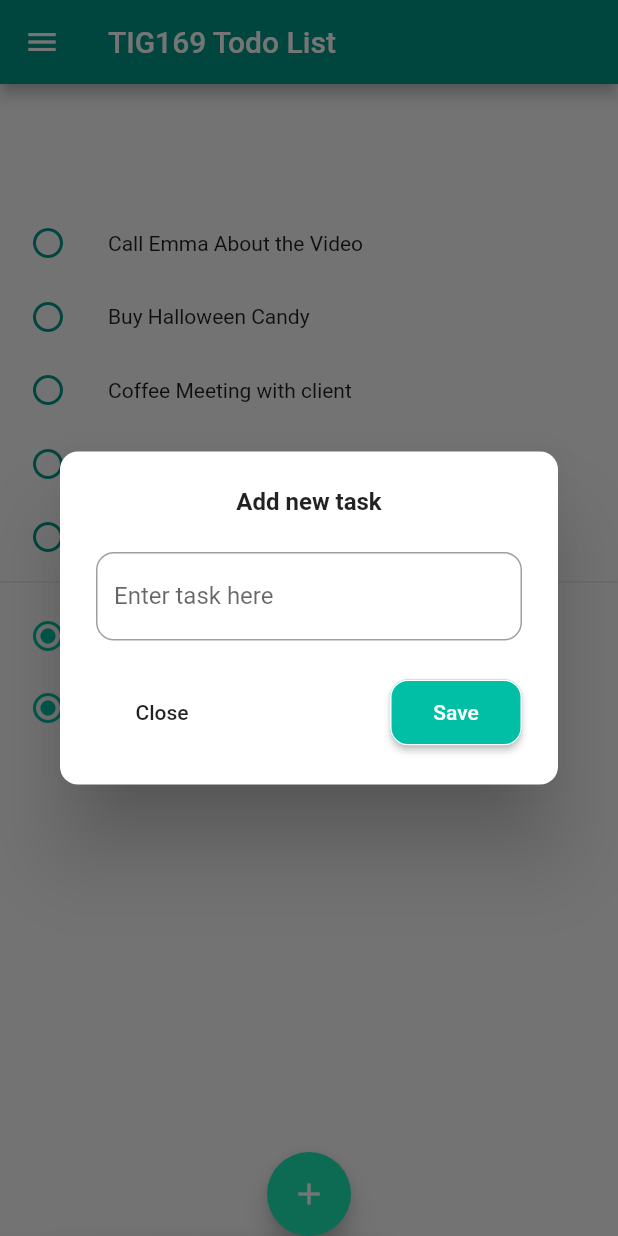
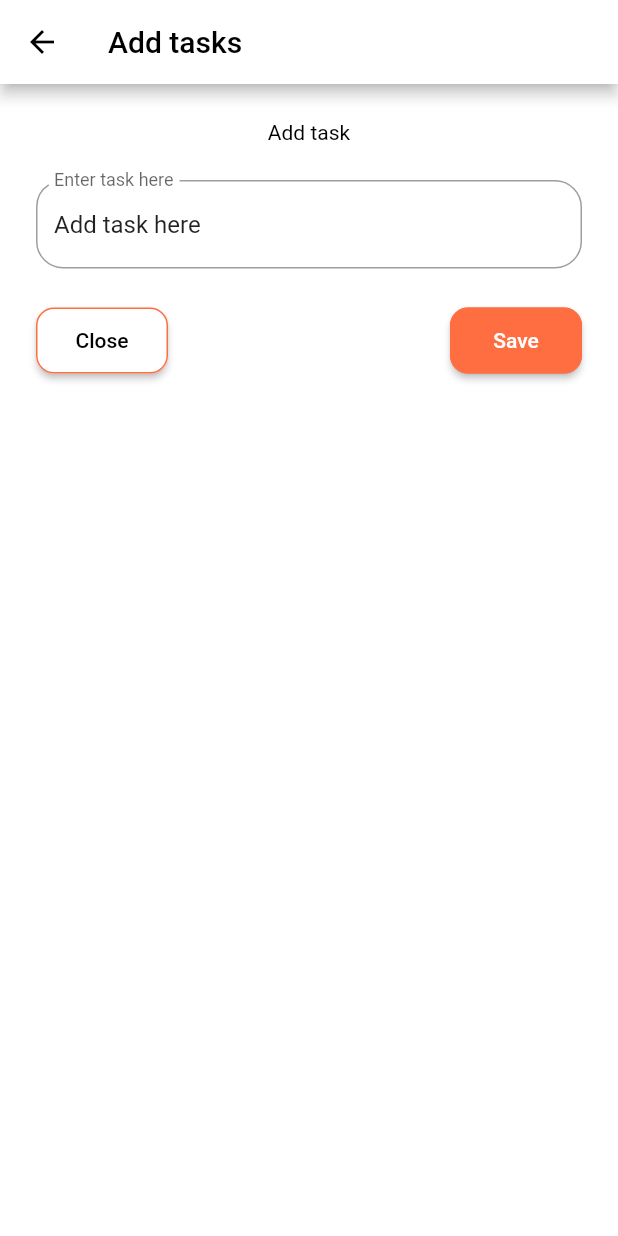
Before and after one commit to gu-tig169/gushellsju, a Flutter app: the screen it shows after launch, after a tap on the "add" icon, on a phone screen of 412 x 824 dp. Run offline on Flutter 3.47's test engine with Material 2 defaults, Android fonts, the phone set to English and light mode, and no system bars.

Commit message:
implemented changes för steg 3

```diff
--- /dev/null
+++ b/lib/AddTaskView.dart
@@ -0,0 +1,22 @@
+import 'package:flutter/material.dart';
+import 'model.dart';
+import 'TaskWidget.dart';
+
+class AddTaskView extends StatelessWidget {
+  final TodoTasks task;
+
+  AddTaskView(this.task);
+
+  Widget build(BuildContext context) {
+    return Scaffold(
+      backgroundColor: Colors.white,
+      appBar: AppBar(
+        backgroundColor: Colors.white,
+        title: Text('Add tasks', style: TextStyle(color: Colors.black)),
+      ),
+      body: Column(children: [
+        TaskWidget(task),
+      ]),
+    );
+  }
+}
--- /dev/null
+++ b/lib/TaskWidget.dart
@@ -0,0 +1,93 @@
+import 'package:flutter/material.dart';
+import 'TodoListView.dart';
+import 'model.dart';
+import 'custom_button.dart';
+
+class TaskWidget extends StatefulWidget {
+  final TodoTasks task;
+
+  TaskWidget(this.task);
+
+  @override
+  State<StatefulWidget> createState() {
+    return TaskWidgetState(task);
+  }
+}
+
+class TaskWidgetState extends State<TaskWidget> {
+  String message;
+
+  TextEditingController textEditingController;
+
+  TaskWidgetState(TodoTasks task) {
+    this.message = task.message;
+
+    textEditingController = TextEditingController(text: task.message);
+    textEditingController.addListener(() {
+      setState(() {
+        message = textEditingController.text;
+      });
+    });
+  }
+
+  Widget build(BuildContext context) {
+    return Padding(
+      padding: const EdgeInsets.all(24.0),
+      child: Column(
+        mainAxisSize: MainAxisSize.min,
+        children: <Widget>[
+          Center(
+              child: Text(
+            "Add task",
+            style: TextStyle(
+              fontSize: 14,
+              color: Colors.black,
+            ),
+          )),
+          SizedBox(
+            height: 24,
+          ),
+          TextField(
+            controller: textEditingController,
+            decoration: InputDecoration(
+                labelStyle: new TextStyle(
+                  height: 0,
+                ),
+                border: OutlineInputBorder(
+                    borderRadius: BorderRadius.all(Radius.circular(18))),
+                labelText: 'Enter task here'),
+          ),
+          SizedBox(
+            height: 24,
+          ),
+          _actionButton(context)
+        ],
+      ),
+    );
+  }
+
+  Row _actionButton(BuildContext context) {
+    return Row(
+      mainAxisAlignment: MainAxisAlignment.spaceBetween,
+      children: <Widget>[
+        CustomButton(
+          onPressed: () {
+            Navigator.push(context,
+                MaterialPageRoute(builder: (context) => TodoListView()));
+          },
+          buttonText: "Close",
+          color: Colors.white,
+          textColor: Colors.black,
+        ),
+        CustomButton(
+          buttonText: "Save",
+          onPressed: () {
+            Navigator.pop(context, TodoTasks(message: message));
+          },
+          color: Colors.deepOrangeAccent,
+          textColor: Colors.white,
+        )
+      ],
+    );
+  }
+}
--- /dev/null
+++ b/lib/TodoList.dart
@@ -0,0 +1,36 @@
+import 'package:flutter/material.dart';
+import 'package:provider/provider.dart';
+import 'model.dart';
+
+class TodoList extends StatelessWidget {
+  final List<TodoTasks> list;
+
+  TodoList(this.list);
+
+  Widget build(BuildContext context) {
+    return ListView(
+        children: list.map((task) => _taskItem(context, task)).toList());
+  }
+
+  Widget _taskItem(context, task) {
+    return Card(
+      color: Colors.deepOrangeAccent,
+      child: CheckboxListTile(
+        controlAffinity: ListTileControlAffinity.leading,
+        title: Text(task.message),
+        value: task.done,
+        onChanged: (bool checked) {
+          var state = Provider.of<MyState>(context, listen: false);
+          state.getCheckboxValue(task, checked);
+        },
+        secondary: IconButton(
+          icon: Icon(Icons.clear),
+          onPressed: () {
+            var state = Provider.of<MyState>(context, listen: false);
+            state.removeTask(task);
+          },
+        ),
+      ),
+    );
+  }
+}
--- /dev/null
+++ b/lib/TodoListView.dart
@@ -0,0 +1,72 @@
+import 'package:flutter/material.dart';
+import 'package:provider/provider.dart';
+
+import 'AddTaskView.dart';
+import 'TodoList.dart';
+import 'model.dart';
+
+class TodoListView extends StatefulWidget {
+  @override
+  _TodoListViewState createState() => _TodoListViewState();
+}
+
+class _TodoListViewState extends State<TodoListView> {
+  List<String> filterBy = ['All Tasks', 'Completed', 'Incompleted'];
+  String filterValue = 'All Tasks';
+
+  Widget build(BuildContext context) {
+    return Scaffold(
+      backgroundColor: Colors.white,
+      appBar: AppBar(
+        backgroundColor: Colors.white,
+        title: Text('Todo List'),
+        actions: [
+          _dropDownButton(),
+        ],
+      ),
+      body: Consumer<MyState>(
+        builder: (context, state, child) =>
+            TodoList(state.filterOptions(filterValue)),
+      ),
+      floatingActionButton: FloatingActionButton(
+        backgroundColor: Colors.deepOrange,
+        child: Icon(Icons.add),
+        onPressed: () async {
+          var newTask = await Navigator.push(
+              context,
+              MaterialPageRoute(
+                  builder: (context) =>
+                      AddTaskView(TodoTasks(message: 'Add task here'))));
+
+          // lägg till newTask i todolistan.
+
+          Provider.of<MyState>(context, listen: false).addTask(newTask);
+          return TodoListView();
+        },
+      ),
+      floatingActionButtonLocation: FloatingActionButtonLocation.centerDocked,
+      bottomNavigationBar: BottomAppBar(
+          shape: CircularNotchedRectangle(),
+          child: Row(
+            mainAxisAlignment: MainAxisAlignment.spaceBetween,
+          )),
+    );
+  }
+
+  Widget _dropDownButton() {
+    return DropdownButton(
+      onChanged: (newValue) {
+        setState(() {
+          filterValue = newValue;
+        });
+      },
+      items: filterBy.map((filter) {
+        return DropdownMenuItem<String>(
+          value: filter,
+          child: Text(filter),
+        );
+      }).toList(),
+      icon: Icon(Icons.more_vert, size: 25, color: Colors.black),
+    );
+  }
+}
--- /dev/null
+++ b/lib/api.dart
@@ -0,0 +1,41 @@
+import 'dart:convert';
+import 'package:http/http.dart' as http;
+import 'package:to_dolist/model.dart';
+
+const API_URL = 'https://todoapp-api-vldfm.ondigitalocean.app';
+const API_KEY = '25463fb2-290c-42e8-9470-e33bc3ee601f';
+
+class Api {
+  static Future addTasks(TodoTasks task) async {
+    var json = jsonEncode(TodoTasks.toJson(task));
+    print(json);
+    await http.post('$API_URL/todos?key=$API_KEY',
+        body: json, headers: {'Content-Type': 'application/json'});
+
+    print('Added');
+  }
+
+  static Future<List<TodoTasks>> getTasks() async {
+    var response = await http.get('$API_URL/todos?key=$API_KEY');
+    print(response.body);
+    var json = jsonDecode(response.body);
+    print(json);
+    return json.map<TodoTasks>((data) {
+      return TodoTasks.fromJson(data);
+    }).toList();
+  }
+
+  static Future removeTasks(String taskMessage) async {
+    await http.delete('$API_URL/todos/$taskMessage?key=$API_KEY');
+    print('remove tasks');
+  }
+
+  static Future changeStatus(TodoTasks task) async {
+    String taskID = task.id;
+    var json = jsonEncode(TodoTasks.toJson(task));
+    print('changeStatus: id=$taskID, boyd=$json');
+    await http.put('$API_URL/todos/$taskID?key=$API_KEY',
+        body: json, headers: {'Content-Type': 'application/json'});
+    print('status changed');
+  }
+}
--- /dev/null
+++ b/lib/custom_button.dart
@@ -0,0 +1,30 @@
+import 'package:flutter/material.dart';
+
+class CustomButton extends StatelessWidget {
+  final VoidCallback onPressed;
+  final String buttonText;
+  final Color color;
+  final Color textColor;
+  final Color borderColor;
+
+  CustomButton(
+      {@required this.onPressed,
+      @required this.buttonText,
+      this.color,
+      this.textColor,
+      this.borderColor = Colors.deepOrangeAccent});
+
+  @override
+  Widget build(BuildContext context) {
+    return MaterialButton(
+      onPressed: onPressed,
+      shape: RoundedRectangleBorder(
+          side: BorderSide(color: borderColor),
+          borderRadius: BorderRadius.circular(12)),
+      color: color,
+      textColor: textColor,
+      padding: const EdgeInsets.all(14.0),
+      child: Text(buttonText),
+    );
+  }
+}
--- a/lib/main.dart
+++ b/lib/main.dart
@@ -1,128 +1,30 @@
 import 'package:flutter/material.dart';
-import 'package:to_dolist/pages/add_task_page.dart';
+import 'package:provider/provider.dart';
 
-void main() => runApp(MyApp());
+import 'TodoListView.dart';
+import 'model.dart';
+
+void main() {
+  var state = MyState();
+
+  runApp(
+    ChangeNotifierProvider(
+      create: (context) => state,
+      child: MyApp(),
+    ),
+  );
+}
 
 class MyApp extends StatelessWidget {
+  // This widget is the root of your application.
   @override
   Widget build(BuildContext context) {
     return MaterialApp(
-      debugShowCheckedModeBanner: false,
-      home: MainView(),
-    );
+        debugShowCheckedModeBanner: false,
+        home: TodoListView(),
+        theme: ThemeData(
+          primaryColor: Colors.white,
+          accentColor: Colors.deepOrange,
+        ));
   }
 }
-
-class MainView extends StatelessWidget {
-  @override
-  Widget build(BuildContext context) {
-    return Scaffold(
-      appBar: AppBar(
-        backgroundColor: Color(0xFF009688),
-        title: Text('TIG169 Todo List'),
-      ),
-      body: Stack(
-        children: <Widget>[
-          Container(
-            height: 0,
-            color: Colors.teal[700],
-          ),
-          _mainContent(context)
-        ],
-      ),
-      floatingActionButton: FloatingActionButton(
-        backgroundColor: Colors.tealAccent[400],
-        onPressed: () {
-          showDialog(
-              barrierDismissible: false,
-              context: context,
-              builder: (BuildContext context) {
-                return Dialog(
-                    child: AddTaskPage(),
-                    shape: RoundedRectangleBorder(
-                        borderRadius: BorderRadius.all(Radius.circular(12))));
-              });
-        },
-        //Lägger till en "lägg till knapp" så att man sedan
-        //så småning om ska kunna lägga till tasks
-
-        child: Icon(Icons.add),
-      ),
-      floatingActionButtonLocation: FloatingActionButtonLocation.centerDocked,
-      bottomNavigationBar: BottomAppBar(
-          shape: CircularNotchedRectangle(),
-          child: Row(
-            mainAxisAlignment: MainAxisAlignment.spaceBetween,
-          )),
-      drawer: Drawer(),
-    );
-  }
-
-  Column _mainContent(BuildContext context) {
-    return Column(
-      crossAxisAlignment: CrossAxisAlignment.start,
-      children: <Widget>[
-        SizedBox(height: 1),
-        Padding(
-          padding: const EdgeInsets.all(20.0),
-          child: Text(
-            "",
-            textAlign: TextAlign.center,
-            style: TextStyle(
-                color: Colors.white, fontSize: 32, fontWeight: FontWeight.bold),
-          ),
-        ),
-        _taskUncomplete("Call Emma About the Video"),
-        _taskUncomplete("Buy Halloween Candy"),
-        _taskUncomplete("Coffee Meeting with client"),
-        _taskUncomplete("Tidy the Apartment"),
-        _taskUncomplete("Complete Homework"),
-        Divider(),
-        SizedBox(height: 16),
-        _taskComplete("Buy Christmas Gift"),
-        _taskComplete("Celebrate Fanny"),
-      ],
-    );
-  }
-
-  Widget _taskComplete(String task) {
-    return Padding(
-        padding: const EdgeInsets.only(left: 20.0, bottom: 24.0),
-        child: Row(
-          children: <Widget>[
-            Icon(
-              Icons.radio_button_checked,
-              color: Colors.tealAccent[700],
-              size: 24,
-            ),
-            SizedBox(
-              width: 28,
-            ),
-            Text(task)
-          ],
-        ));
-  }
-
-  Widget _taskUncomplete(String task) {
-    return Padding(
-      padding: const EdgeInsets.only(
-        left: 20.0,
-        bottom: 10.0,
-        top: 15.0,
-      ),
-      child: Row(
-        children: <Widget>[
-          Icon(
-            Icons.radio_button_unchecked,
-            color: Colors.teal,
-            size: 24,
-          ),
-          SizedBox(
-            width: 28,
-          ),
-          Text(task)
-        ],
-      ),
-    );
-  }
-}
--- /dev/null
+++ b/lib/model.dart
@@ -0,0 +1,65 @@
+import 'package:flutter/material.dart';
+import 'api.dart';
+
+class TodoTasks {
+  String message;
+  String id;
+  bool done;
+
+  TodoTasks({this.message, this.id, this.done = false});
+
+  static Map<String, dynamic> toJson(TodoTasks task) {
+    return {
+      'title': task.message,
+      'done': task.done,
+    };
+  }
+
+  void checkboxValue() {
+    this.done = !this.done;
+  }
+
+  static TodoTasks fromJson(Map<String, dynamic> json) {
+    return TodoTasks(
+      id: json['id'],
+      done: json['done'],
+      message: json['title'],
+    );
+  }
+}
+
+class MyState extends ChangeNotifier {
+  List<TodoTasks> _tasks = [];
+  List<TodoTasks> get task => _tasks;
+
+  Future fetchList() async {
+    List<TodoTasks> task = await Api.getTasks();
+    _tasks = task;
+    notifyListeners();
+  }
+
+  void addTask(TodoTasks task) async {
+    await Api.addTasks(task);
+    await fetchList();
+  }
+
+  void removeTask(TodoTasks task) async {
+    await Api.removeTasks(task.message);
+    await fetchList();
+  }
+
+  void getCheckboxValue(TodoTasks task, bool checked) async {
+    task.done = checked;
+    await Api.changeStatus(task);
+    notifyListeners();
+  } //Om checkboxen blir tryckt på anropas checkboxValue() och värdet ändras
+
+  List<TodoTasks> filterOptions(String filter) {
+    if (filter == 'Completed') {
+      return _tasks.where((task) => task.done).toList();
+    } else if (filter == 'Incompleted') {
+      return _tasks.where((task) => !task.done).toList();
+    }
+    return _tasks;
+  } //Om filtreringen är 'Completed' visas bara de tasks som har värdet completed
+}
--- a/pubspec.yaml
+++ b/pubspec.yaml
@@ -29,6 +29,8 @@ dependencies:
   # Use with the CupertinoIcons class for iOS style icons.
   cupertino_icons: ^1.0.0
   google_fonts: ^1.1.1
+  provider: any
+  http: ^0.12.2
 
 dev_dependencies:
   flutter_test:
```
Also changed, not shown: pubspec.lock.
